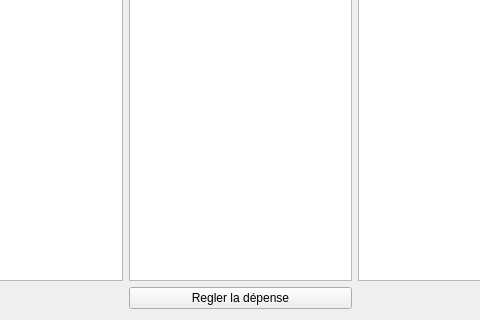
Qt form vues/pagegestiondebudget/pagegestiondebudget.ui (Esr0g/ShareCount) before a commit; both pictures show x 111 to 591 and y 371 to 691 of the 703 by 691 pixel window.
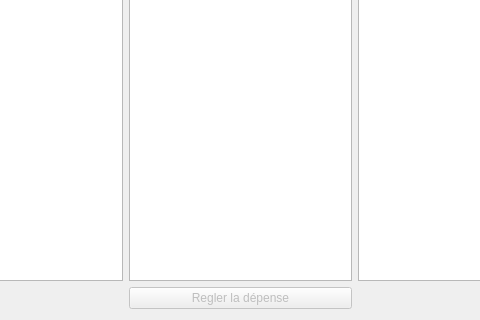
The same form after that commit.

```diff
--- a/vues/pagegestiondebudget/pagegestiondebudget.ui
+++ b/vues/pagegestiondebudget/pagegestiondebudget.ui
@@ -53,6 +53,9 @@
    </item>
    <item row="4" column="1">
     <widget class="QPushButton" name="reglerDepense">
+     <property name="enabled">
+      <bool>false</bool>
+     </property>
      <property name="text">
       <string>Regler la dépense</string>
      </property>
```
